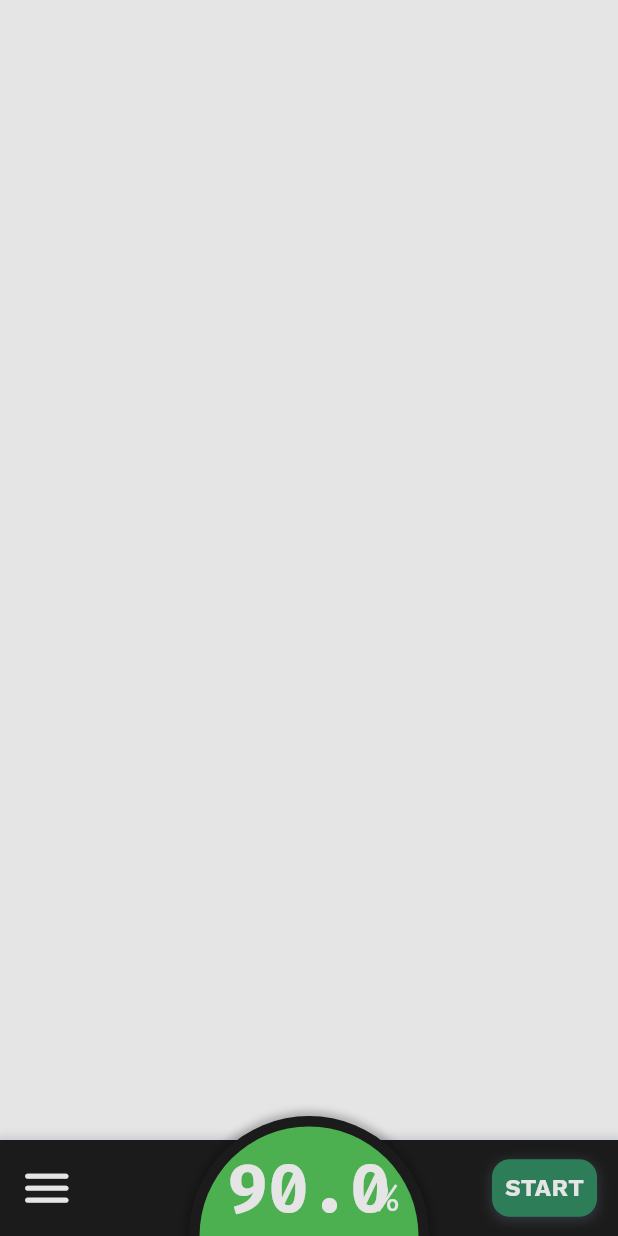
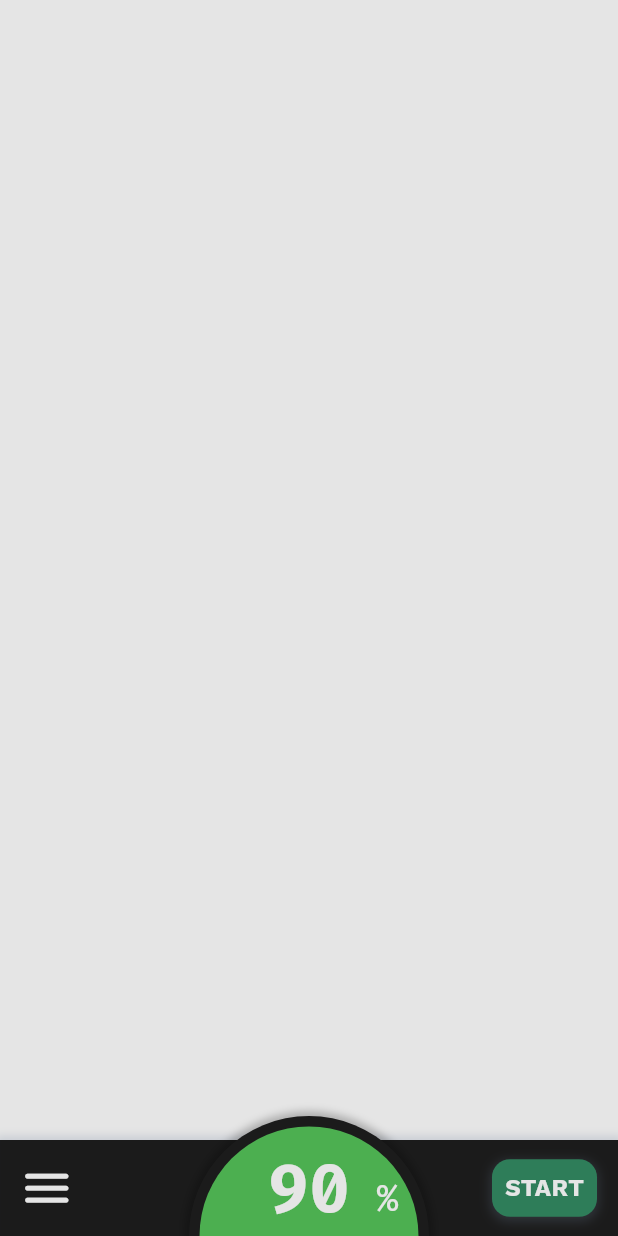
Before and after one commit to MackOfalda125/flexfit-app, a Flutter app: the screen it shows after launch, on a phone screen of 412 x 824 dp. Run offline on Flutter 3.47's test engine with Material 3 defaults, Android fonts, the phone set to English and light mode, and no system bars; our stand-ins replace loading_animation_widget.

Commit message:
Change score type to integer

```diff
--- a/lib/features/home/custom_semicircle.dart
+++ b/lib/features/home/custom_semicircle.dart
@@ -1,13 +1,12 @@
 import 'package:flutter/material.dart';
 import 'package:app/core/constants.dart';
-import 'dart:math';
 
 class CustomSemicircle extends StatelessWidget {
-  final double score;
+  final int score;
 
   const CustomSemicircle({super.key, required this.score});
 
-  Color _getScoreColor(double score) {
+  Color _getScoreColor(int score) {
     if (score >= 85) {
       return AppColors.goodForm;
     } else if (score >= 60) {
```
